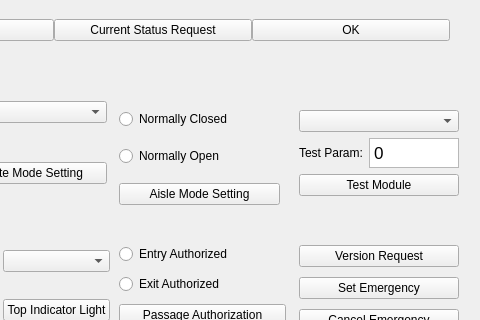
chiplua/Rs128WinTest, file view/ElisMainWidget.ui: the form before one commit; both pictures show x 551 to 1031 and y 0 to 320 of the 1031 by 647 pixel window.
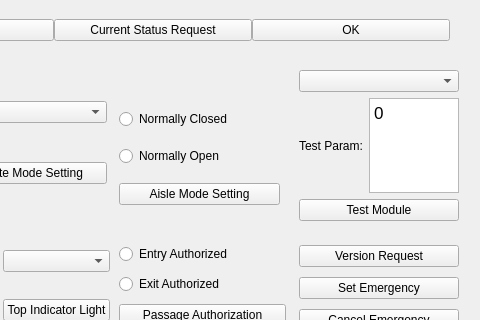
The form after the commit.

Commit message: [UI-Framework-Parameters]:Set test parameters layout

Diff of the .ui file:
```diff
--- a/view/ElisMainWidget.ui
+++ b/view/ElisMainWidget.ui
@@ -335,10 +335,10 @@
    </property>
    <layout class="QVBoxLayout" name="verticalLayout_5">
     <property name="topMargin">
-     <number>40</number>
+     <number>0</number>
     </property>
     <property name="bottomMargin">
-     <number>25</number>
+     <number>0</number>
     </property>
     <item>
      <widget class="QComboBox" name="cbTestModule"/>
```
Left out of the diff: 2 changed lines with no effect on the pictures. The commit also changes 1 other file.
